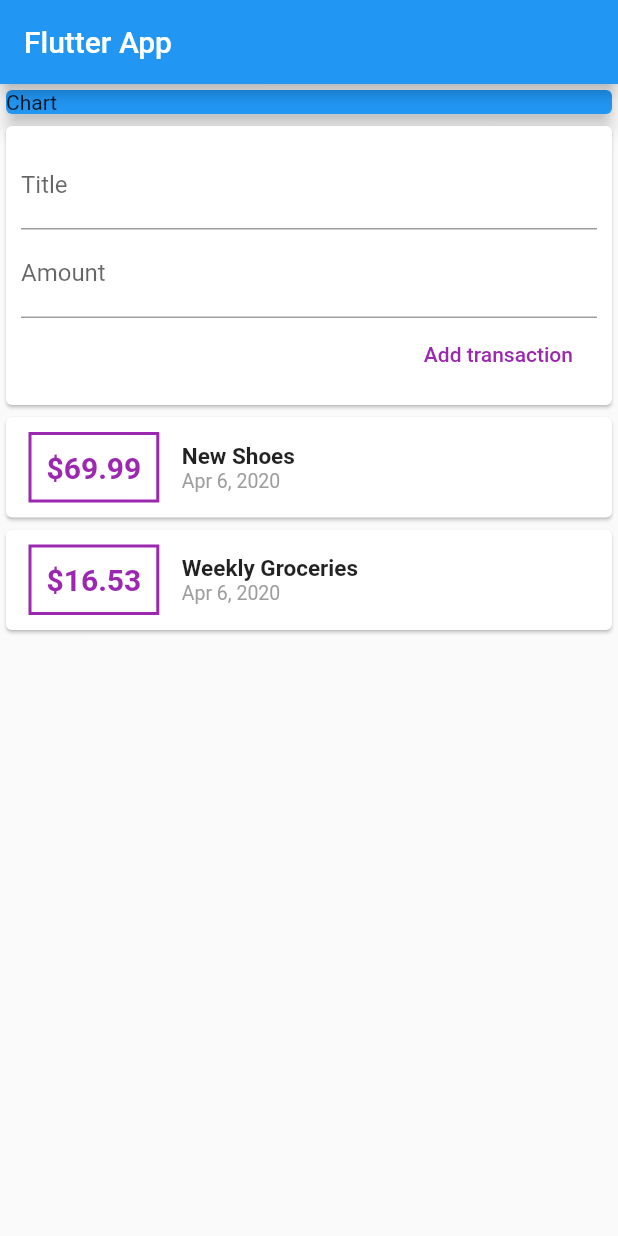
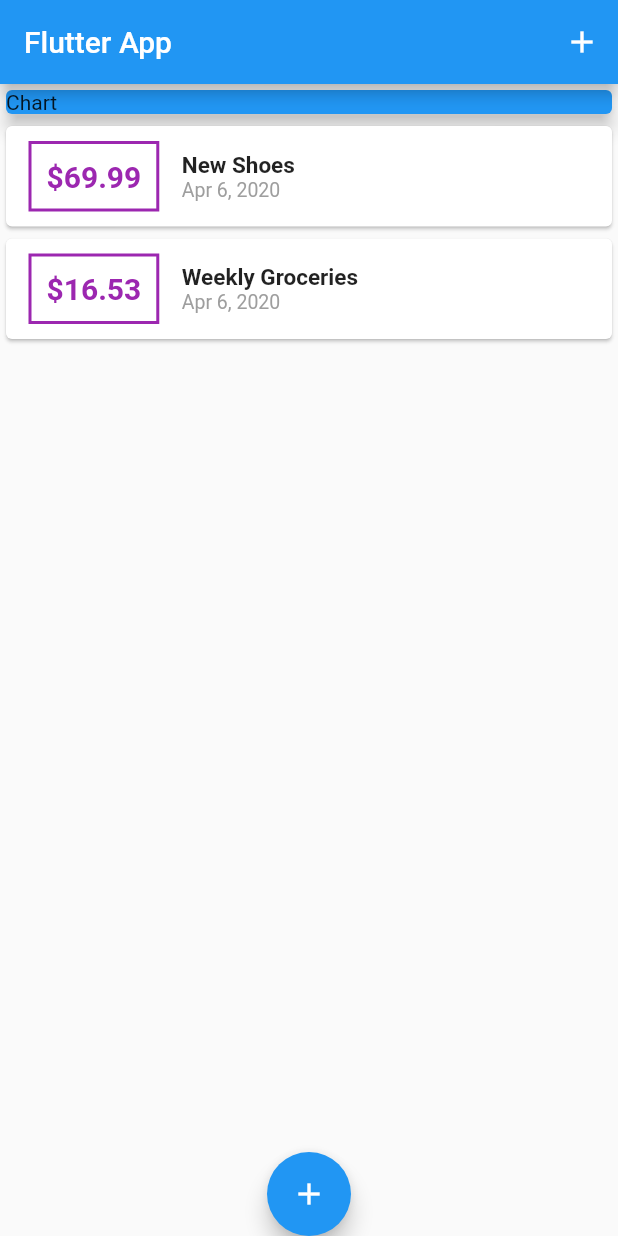
Before and after one commit to santiracca/flutter_personal_expenses, a Flutter app: the screen it shows after launch, on a phone screen of 412 x 824 dp. Run offline on Flutter 3.47's test engine with Material 2 defaults, Android fonts, the phone set to English and light mode, and no system bars.

```diff
--- a/lib/main.dart
+++ b/lib/main.dart
@@ -1,10 +1,11 @@
 import 'package:flutter/material.dart';
-import 'package:personal_expenses/widgets/user_transaction.dart';
+import './widgets/new_transaction.dart';
+import './widgets/transaction_list.dart';
+import './models/transaction.dart';
 
 void main() => runApp(MyApp());
 
 class MyApp extends StatelessWidget {
-  @override
   Widget build(BuildContext context) {
     return MaterialApp(
       title: 'Flutter App',
@@ -13,14 +14,56 @@ class MyApp extends StatelessWidget {
   }
 }
 
-class MyHomePage extends StatelessWidget {
-  final titleController = TextEditingController();
-  final amountController = TextEditingController();
+class MyHomePage extends StatefulWidget {
+  @override
+  _MyHomePageState createState() => _MyHomePageState();
+}
+
+class _MyHomePageState extends State<MyHomePage> {
+  final List<Transaction> _userTransactions = [
+    Transaction(
+        id: 't1', title: 'New Shoes', amount: 69.99, date: DateTime.now()),
+    Transaction(
+        id: 't2',
+        title: 'Weekly Groceries',
+        amount: 16.53,
+        date: DateTime.now()),
+  ];
+
+  void _addNewTransaction(String title, double amount) {
+    final newTx = Transaction(
+        title: title,
+        amount: amount,
+        date: DateTime.now(),
+        id: DateTime.now().toString());
+
+    setState(() {
+      _userTransactions.add(newTx);
+    });
+  }
+
+  void _startAddNewTransaction(BuildContext context) {
+    showModalBottomSheet(
+        context: context,
+        builder: (_) {
+          return NewTransaction(_addNewTransaction);
+        });
+  }
+
   @override
   Widget build(BuildContext context) {
     return Scaffold(
-      appBar: AppBar(title: Text('Flutter App')),
-      body: Column(
+      appBar: AppBar(
+        title: Text('Flutter App'),
+        actions: <Widget>[
+          IconButton(
+            icon: Icon(Icons.add),
+            onPressed: () => _startAddNewTransaction(context),
+          )
+        ],
+      ),
+      body: SingleChildScrollView(
+        child: Column(
           crossAxisAlignment: CrossAxisAlignment.center,
           children: <Widget>[
             Container(
@@ -31,8 +74,16 @@ class MyHomePage extends StatelessWidget {
                 elevation: 5,
               ),
             ),
-          UserTransactions()
+            Column(
+              children: <Widget>[TransactionList(_userTransactions)],
+            )
           ],
+        ),
+      ),
+      floatingActionButtonLocation: FloatingActionButtonLocation.centerDocked,
+      floatingActionButton: FloatingActionButton(
+        child: Icon(Icons.add),
+        onPressed: () => _startAddNewTransaction(context),
       ),
     );
   }
--- a/lib/widgets/transaction_list.dart
+++ b/lib/widgets/transaction_list.dart
@@ -7,8 +7,10 @@ class TransactionList extends StatelessWidget {
   TransactionList(this.transactions);
   @override
   Widget build(BuildContext context) {
-    return Column(
-      children: transactions.map((tx) {
+    return Container(
+      height: 500,
+      child: ListView.builder(
+        itemBuilder: (ctx, index) {
           return Card(
             child: Row(
               children: <Widget>[
@@ -20,7 +22,8 @@ class TransactionList extends StatelessWidget {
                     color: Colors.purple,
                     width: 2,
                   )),
-                child: Text('\$${tx.amount}',
+                  child: Text(
+                      '\$${transactions[index].amount.toStringAsFixed(2)}',
                       style: TextStyle(
                           fontWeight: FontWeight.bold,
                           fontSize: 20,
@@ -29,17 +32,19 @@ class TransactionList extends StatelessWidget {
                 Column(
                   crossAxisAlignment: CrossAxisAlignment.start,
                   children: <Widget>[
-                  Text(tx.title,
-                      style:
-                          TextStyle(fontWeight: FontWeight.bold, fontSize: 15)),
-                  Text(DateFormat.yMMMd().format(tx.date),
+                    Text(transactions[index].title,
+                        style: TextStyle(
+                            fontWeight: FontWeight.bold, fontSize: 15)),
+                    Text(DateFormat.yMMMd().format(transactions[index].date),
                         style: TextStyle(fontSize: 13, color: Colors.grey))
                   ],
                 )
               ],
             ),
           );
-      }).toList(),
+        },
+        itemCount: transactions.length,
+      ),
     );
   }
 }
--- a/lib/widgets/user_transaction.dart
+++ /dev/null
@@ -1,43 +0,0 @@
-import 'package:flutter/material.dart';
-import './new_transaction.dart';
-import './transaction_list.dart';
-import '../models/transaction.dart';
-
-class UserTransactions extends StatefulWidget {
-  @override
-  _UserTransactionsState createState() => _UserTransactionsState();
-}
-
-class _UserTransactionsState extends State<UserTransactions> {
-  final List<Transaction> _userTransactions = [
-    Transaction(
-        id: 't1', title: 'New Shoes', amount: 69.99, date: DateTime.now()),
-    Transaction(
-        id: 't2',
-        title: 'Weekly Groceries',
-        amount: 16.53,
-        date: DateTime.now()),
-  ];
-
-  void _addNewTransaction(String title, double amount) {
-    final newTx = Transaction(
-        title: title,
-        amount: amount,
-        date: DateTime.now(),
-        id: DateTime.now().toString());
-
-    setState(() {
-      _userTransactions.add(newTx);
-    });
-  }
-
-  @override
-  Widget build(BuildContext context) {
-    return Column(
-      children: <Widget>[
-        NewTransaction(_addNewTransaction),
-        TransactionList(_userTransactions)
-      ],
-    );
-  }
-}
```
Also changed, not shown: lib/widgets/new_transaction.dart (+28 -8 lines). Lines whose indentation alone changed are shown as unchanged.
